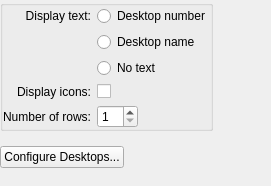
This is plasma/applets/pager/pagerConfig.ui in mgottschlag/kwin-tiling as Qt 5 draws it before an edit. The edited form follows.
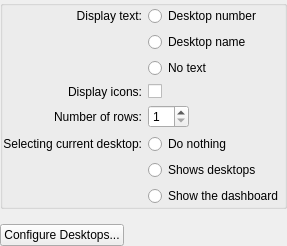
This is the edited form.

Commit message: User can now toggle the desktop or the dashboard when he click on the current desktop in the pager. UI to select the desired action. Default is "do nothing".

What changed in the file:
```diff
--- a/plasma/applets/pager/pagerConfig.ui
+++ b/plasma/applets/pager/pagerConfig.ui
@@ -130,6 +130,40 @@
         </property>
        </spacer>
       </item>
+      <item row="5" column="0" >
+       <widget class="QLabel" name="currentLabel" >
+        <property name="text" >
+         <string>Selecting current desktop:</string>
+        </property>
+        <property name="alignment" >
+         <set>Qt::AlignRight|Qt::AlignTrailing|Qt::AlignVCenter</set>
+        </property>
+        <property name="buddy" >
+         <cstring>spinRows</cstring>
+        </property>
+       </widget>
+      </item>
+     <item row="5" column="1" colspan="2" >
+       <widget class="QRadioButton" name="doNothingRadioButton" >
+        <property name="text" >
+         <string>Do nothing</string>
+        </property>
+       </widget>
+      </item>
+      <item row="6" column="1" colspan="2" >
+       <widget class="QRadioButton" name="showDesktopRadioButton" >
+        <property name="text" >
+         <string>Shows desktops</string>
+        </property>
+       </widget>
+      </item>
+      <item row="7" column="1" colspan="2" >
+       <widget class="QRadioButton" name="showDashboardRadioButton" >
+        <property name="text" >
+         <string>Show the dashboard</string>
+        </property>
+       </widget>
+      </item>
      </layout>
     </widget>
    </item>
```
The commit also changes 2 other files.
